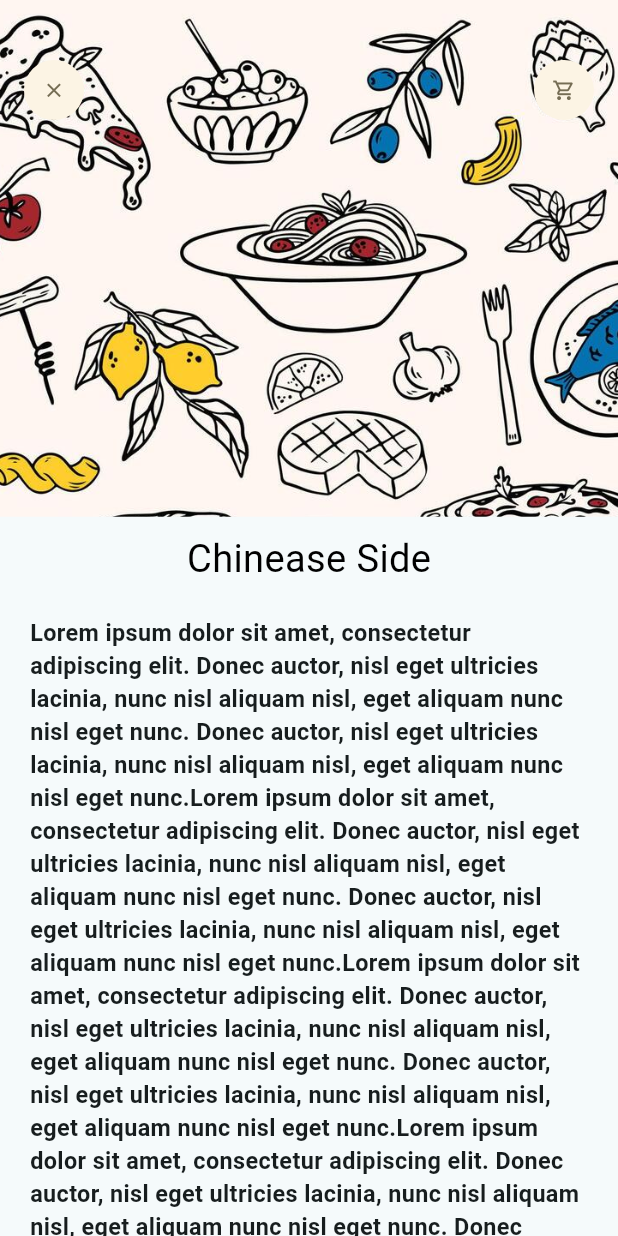
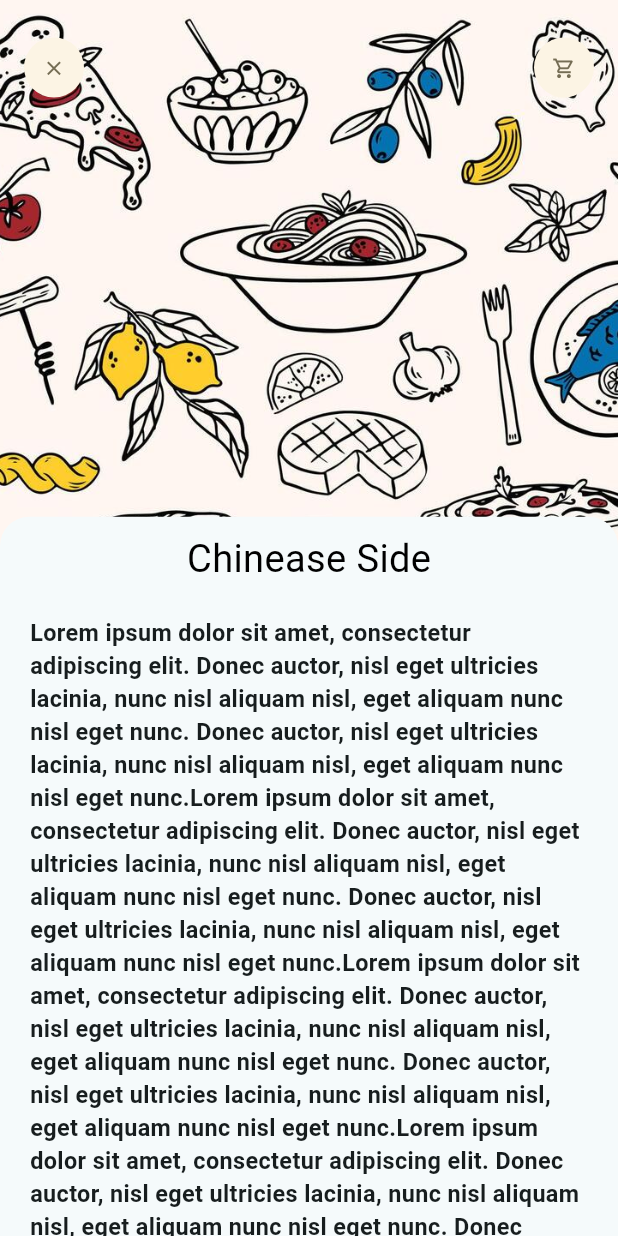
Before and after one commit to AkshitGameDev/commercialism, a Flutter app: the screen it shows after launch, on a phone screen of 412 x 824 dp. Run offline on Flutter 3.47's test engine with Material 3 defaults, Android fonts, the phone set to English and light mode, and no system bars; our stand-ins replace dots_indicator, get.

Commit message:
Update recommended_food_details.dart

```diff
--- a/commercialism/lib/pages/Food/recommended_food_details.dart
+++ b/commercialism/lib/pages/Food/recommended_food_details.dart
@@ -1,4 +1,3 @@
-
 import 'package:commercialism/Widgets/app_icon.dart';
 import 'package:commercialism/Widgets/big_text.dart';
 import 'package:commercialism/app_texts.dart';
@@ -15,7 +14,7 @@ class RecommendedFoodDetails extends StatelessWidget {
         slivers: [
           SliverAppBar(
             pinned: true,
-            toolbarHeight: 120,
+            toolbarHeight: 90,
             title: Row(
               mainAxisAlignment: MainAxisAlignment.spaceBetween,
               children: [
@@ -26,10 +25,24 @@ class RecommendedFoodDetails extends StatelessWidget {
             bottom: PreferredSize(
               preferredSize: Size.fromHeight(20),
               child: Container(
-                padding: EdgeInsets.only(top: Dimensions.height10, bottom: Dimensions.height10),
-                color: Color(0xFFF5FAFB),
-                child: Center(child: BigText(text: 'Chinease Side', size: Dimensions.font26,)),
+                padding: EdgeInsets.only(
+                  top: Dimensions.height10,
+                  bottom: Dimensions.height10,
+                ),
                 width: double.maxFinite,
+                decoration: BoxDecoration(
+                  color: Color(0xFFF5FAFB),
+                  borderRadius: BorderRadius.only(
+                    topLeft: Radius.circular(Dimensions.radius20),
+                    topRight: Radius.circular(Dimensions.radius20),
+                  ),
+                ),
+                child: Center(
+                  child: BigText(
+                    text: 'Chinease Side',
+                    size: Dimensions.font26,
+                  ),
+                ),
               ),
             ),
             expandedHeight: 400,
@@ -47,14 +60,20 @@ class RecommendedFoodDetails extends StatelessWidget {
                 Container(
                   margin: const EdgeInsets.only(left: 20, right: 20, top: 10),
                   child: Text(
-                    AppTexts.TestParagraph + AppTexts.TestParagraph +
-                        AppTexts.TestParagraph+ AppTexts.TestParagraph +
-                        AppTexts.TestParagraph+ AppTexts.TestParagraph +
+                    AppTexts.TestParagraph +
+                        AppTexts.TestParagraph +
+                        AppTexts.TestParagraph +
+                        AppTexts.TestParagraph +
+                        AppTexts.TestParagraph +
+                        AppTexts.TestParagraph +
                         AppTexts.TestParagraph,
-                    style: TextStyle(fontSize: Dimensions.font16, fontWeight: FontWeight.bold),
+                    style: TextStyle(
+                      fontSize: Dimensions.font16,
+                      fontWeight: FontWeight.bold,
+                    ),
                   ),
                 ),
-                ],
+              ],
             ),
           ),
         ],
```
